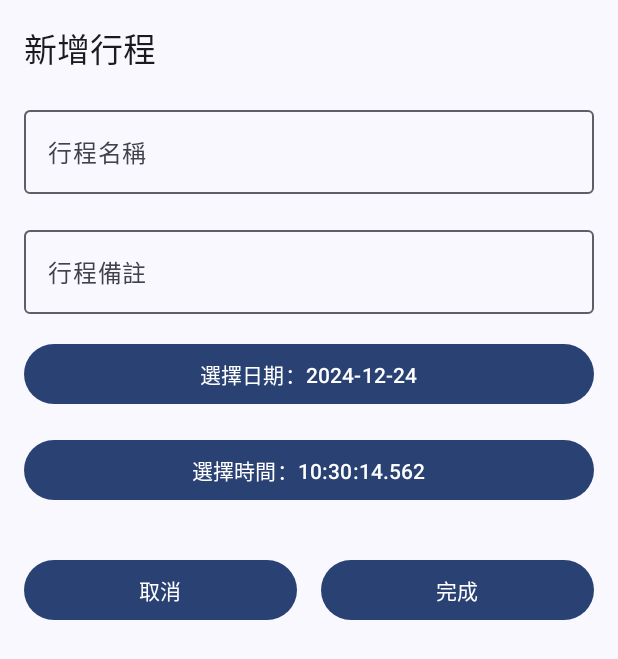
After one commit to jamesyea/Calenar, an Android app built with Jetpack Compose: the composable AddEventScreen shown on its own in the app's theme, on a phone screen of 412 x 824 dp. The commit adds this screen. Shown: the top 659 px of the screen. Run offline under Robolectric (Android 15) with nearby library versions, the phone set to English and light mode, and no system bars; 2 statements that could not run were skipped.

Commit message:
fix some problem

```diff
--- /dev/null
+++ b/app/src/main/java/com/example/mycalender/calender/AddEventScreen.kt
@@ -0,0 +1,133 @@
+package com.example.mycalender.calender
+
+import android.app.DatePickerDialog
+import android.app.TimePickerDialog
+import android.widget.Toast
+import androidx.compose.foundation.layout.*
+import androidx.compose.material3.*
+import androidx.compose.runtime.*
+import androidx.compose.ui.Alignment
+import androidx.compose.ui.Modifier
+import androidx.compose.ui.platform.LocalContext
+import androidx.compose.ui.tooling.preview.Preview
+import androidx.compose.ui.unit.dp
+import java.time.LocalDate
+import java.time.LocalTime
+
+@Composable
+fun AddEventScreen(
+    onEventAdded: () -> Unit,
+    onCancel: () -> Unit = {}
+) {
+    val context = LocalContext.current
+
+    // 表單狀態
+    var eventName by remember { mutableStateOf("") }
+    var eventNote by remember { mutableStateOf("") }
+    var selectedDate by remember { mutableStateOf(LocalDate.now()) }
+    var selectedTime by remember { mutableStateOf(LocalTime.now()) }
+
+    // 日期選擇器
+    val datePickerDialog = DatePickerDialog(
+        context,
+        { _, year, month, dayOfMonth ->
+            selectedDate = LocalDate.of(year, month + 1, dayOfMonth)
+        },
+        selectedDate.year,
+        selectedDate.monthValue - 1,
+        selectedDate.dayOfMonth
+    )
+
+    // 時間選擇器
+    val timePickerDialog = TimePickerDialog(
+        context,
+        { _, hourOfDay, minute ->
+            selectedTime = LocalTime.of(hourOfDay, minute)
+        },
+        selectedTime.hour,
+        selectedTime.minute,
+        true
+    )
+
+    Column(
+        modifier = Modifier
+            .fillMaxSize()
+            .padding(16.dp),
+        verticalArrangement = Arrangement.Top
+    ) {
+        // 標題
+        Text(
+            text = "新增行程",
+            style = MaterialTheme.typography.titleLarge,
+            modifier = Modifier.padding(bottom = 16.dp)
+        )
+
+        // 行程名稱
+        OutlinedTextField(
+            value = eventName,
+            onValueChange = { eventName = it },
+            label = { Text("行程名稱") },
+            modifier = Modifier.fillMaxWidth()
+        )
+
+        Spacer(modifier = Modifier.height(16.dp))
+
+        // 行程備註
+        OutlinedTextField(
+            value = eventNote,
+            onValueChange = { eventNote = it },
+            label = { Text("行程備註") },
+            modifier = Modifier.fillMaxWidth()
+        )
+
+        Spacer(modifier = Modifier.height(16.dp))
+
+        // 日期選擇
+        Button(
+            onClick = { datePickerDialog.show() },
+            modifier = Modifier.fillMaxWidth()
+        ) {
+            Text(text = "選擇日期：${selectedDate}")
+        }
+
+        Spacer(modifier = Modifier.height(16.dp))
+
+        // 時間選擇
+        Button(
+            onClick = { timePickerDialog.show() },
+            modifier = Modifier.fillMaxWidth()
+        ) {
+            Text(text = "選擇時間：${selectedTime}")
+        }
+
+        Spacer(modifier = Modifier.height(32.dp))
+
+        // 動作按鈕
+        Row(
+            horizontalArrangement = Arrangement.SpaceBetween,
+            modifier = Modifier.fillMaxWidth()
+        ) {
+            Button(onClick = onCancel, modifier = Modifier.weight(1f)) {
+                Text(text = "取消")
+            }
+            Spacer(modifier = Modifier.width(16.dp))
+            Button(
+                onClick = {
+                    // 儲存行程（可在此整合資料庫邏輯）
+                    Toast.makeText(context, "行程已新增", Toast.LENGTH_SHORT).show()
+                    onEventAdded()
+                },
+                modifier = Modifier.weight(1f)
+            ) {
+                Text(text = "完成")
+            }
+        }
+    }
+}
+
+
+@Preview(showBackground = true)
+@Composable
+fun AddEventScreenPreview() {
+    AddEventScreen(onEventAdded = {})
+}
--- a/gradle/libs.versions.toml
+++ b/gradle/libs.versions.toml
@@ -1,5 +1,5 @@
 [versions]
-agp = "8.7.3"
+agp = "8.6.0"
 kotlin = "2.0.0"
 coreKtx = "1.10.1"
 junit = "4.13.2"
```
Also changed, not shown: app/build.gradle.kts (+9 -4 lines), app/src/main/java/com/example/mycalender/MainActivity.kt (+29 -2 lines), 1 other file.
